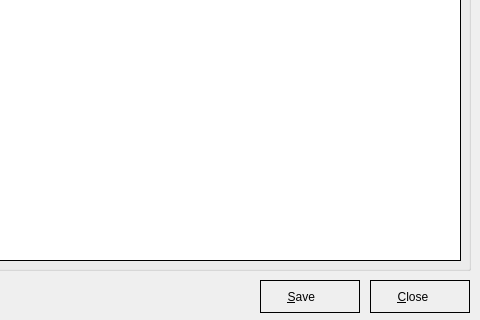
Before: the Qt Designer form editconfig.ui in Securepoint/openvpn-client, drawn with Qt 5; both pictures show x 110 to 590 and y 100 to 420 of the 590 by 420 pixel window.
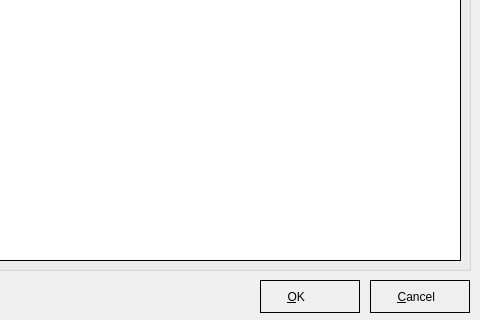
After: the same form once the commit is applied. Icons and pictures are not drawn.

```diff
--- a/editconfig.ui
+++ b/editconfig.ui
@@ -96,7 +96,7 @@
 	padding-bottom: 3px;}</string>
    </property>
    <property name="text">
-    <string>     &amp;Close</string>
+    <string>     &amp;Cancel</string>
    </property>
    <property name="icon">
     <iconset resource="systray.qrc">
@@ -134,7 +134,7 @@
 	padding-bottom: 3px;}</string>
    </property>
    <property name="text">
-    <string>     &amp;Save</string>
+    <string>     &amp;OK</string>
    </property>
    <property name="icon">
     <iconset resource="systray.qrc">
```
